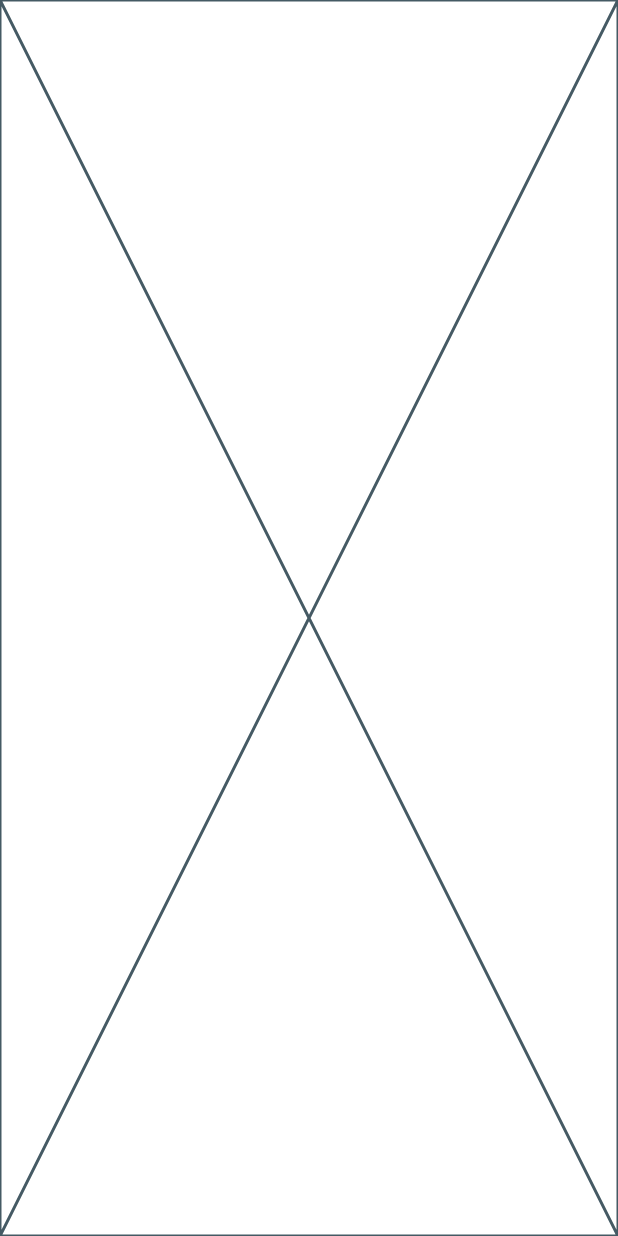
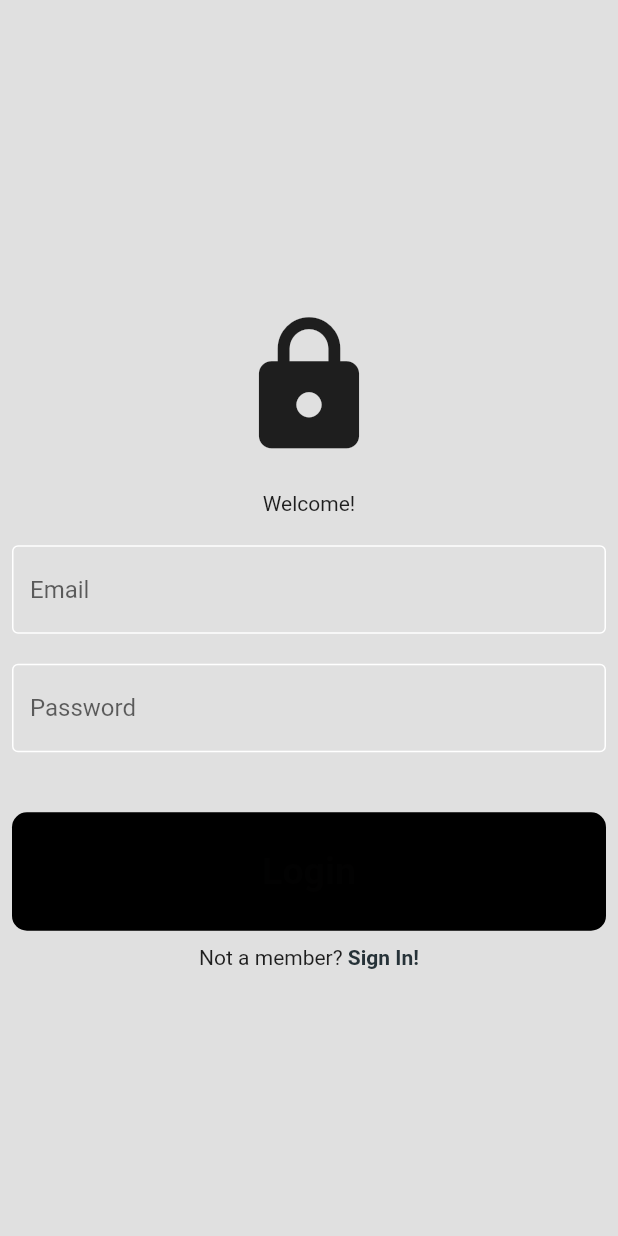
Before and after one commit to aash1r/Chat-App, a Flutter app: the screen it shows after launch, on a phone screen of 412 x 824 dp. Run offline on Flutter 3.47's test engine with Material 2 defaults, Android fonts, the phone set to English and light mode, and no system bars; our stand-ins replace firebase_auth, firebase_core; accounts and stored records are empty.

Commit message:
Login done

```diff
--- /dev/null
+++ b/lib/auth/auth.dart
@@ -0,0 +1,24 @@
+import 'package:fire_app/auth/login_or_register.dart';
+import 'package:firebase_auth/firebase_auth.dart';
+import 'package:flutter/material.dart';
+
+import '../screens/home_screen.dart';
+
+class AuthScreen extends StatelessWidget {
+  const AuthScreen({super.key});
+
+  @override
+  Widget build(BuildContext context) {
+    return Scaffold(
+      body: StreamBuilder(
+          stream: FirebaseAuth.instance.authStateChanges(),
+          builder: (context, snapshot) {
+            if (snapshot.hasData) {
+              return const HomeScreen();
+            } else {
+              return const LoginOrRegister();
+            }
+          }),
+    );
+  }
+}
--- /dev/null
+++ b/lib/auth/login_or_register.dart
@@ -0,0 +1,29 @@
+import 'package:fire_app/screens/login_screen.dart';
+import 'package:fire_app/screens/signin_screen.dart';
+import 'package:flutter/material.dart';
+
+class LoginOrRegister extends StatefulWidget {
+  const LoginOrRegister({super.key});
+
+  @override
+  State<LoginOrRegister> createState() => _LoginOrRegisterState();
+}
+
+class _LoginOrRegisterState extends State<LoginOrRegister> {
+  bool loginPage = true;
+
+  void togglePages() {
+    setState(() {
+      loginPage = !loginPage;
+    });
+  }
+
+  @override
+  Widget build(BuildContext context) {
+    if (loginPage) {
+      return LoginScreen(ontap: togglePages);
+    } else {
+      return SignInScreen(ontap: togglePages);
+    }
+  }
+}
--- /dev/null
+++ b/lib/components/my_button.dart
@@ -0,0 +1,29 @@
+import 'package:flutter/material.dart';
+
+class MyButton extends StatelessWidget {
+  const MyButton({super.key, this.ontap, required this.text});
+  final Function()? ontap;
+  final String? text;
+
+  @override
+  Widget build(BuildContext context) {
+    return GestureDetector(
+      onTap: ontap,
+      child: Container(
+        padding: const EdgeInsets.all(25),
+        decoration: BoxDecoration(
+            color: Colors.black, borderRadius: BorderRadius.circular(10)),
+        width: double.infinity,
+        child: Center(
+          child: Text(
+            text ?? "",
+            style: const TextStyle(
+                color: Color.fromARGB(153, 4, 3, 3),
+                fontWeight: FontWeight.bold,
+                fontSize: 25),
+          ),
+        ),
+      ),
+    );
+  }
+}
--- /dev/null
+++ b/lib/components/my_textfield.dart
@@ -0,0 +1,30 @@
+import 'package:flutter/material.dart';
+
+class MyTextfield extends StatelessWidget {
+  const MyTextfield(
+      {super.key,
+      required this.hintText,
+      this.obsecureText = false,
+      required this.controller});
+  final String hintText;
+  final TextEditingController controller;
+  final bool obsecureText;
+
+  @override
+  Widget build(BuildContext context) {
+    return TextField(
+      cursorColor: Colors.white,
+      obscureText: obsecureText,
+      controller: controller,
+      decoration: InputDecoration(
+        enabledBorder: const OutlineInputBorder(
+          borderSide: BorderSide(color: Colors.white),
+        ),
+        focusedBorder: const OutlineInputBorder(
+          borderSide: BorderSide(color: Colors.white),
+        ),
+        hintText: hintText,
+      ),
+    );
+  }
+}
--- a/lib/main.dart
+++ b/lib/main.dart
@@ -1,10 +1,12 @@
+import 'package:fire_app/auth/auth.dart';
+import 'package:fire_app/auth/login_or_register.dart';
 import 'package:flutter/material.dart';
 import 'package:firebase_core/firebase_core.dart';
 import 'firebase_options.dart';
-import 'screens/home_screen.dart';
 
 void main() async {
 // ...
+  WidgetsFlutterBinding.ensureInitialized();
   await Firebase.initializeApp(
     options: DefaultFirebaseOptions.currentPlatform,
   );
@@ -16,6 +18,6 @@ class MyApp extends StatelessWidget {
   @override
   Widget build(BuildContext context) {
     return const MaterialApp(
-        debugShowCheckedModeBanner: false, home: HomeScreen());
+        debugShowCheckedModeBanner: false, home: AuthScreen());
   }
 }
--- a/lib/screens/home_screen.dart
+++ b/lib/screens/home_screen.dart
@@ -5,6 +5,10 @@ class HomeScreen extends StatelessWidget {
 
   @override
   Widget build(BuildContext context) {
-    return const Placeholder();
+    return Scaffold(
+      appBar: AppBar(
+        title: const Text("Home Screen"),
+      ),
+    );
   }
 }
--- /dev/null
+++ b/lib/screens/login_screen.dart
@@ -0,0 +1,98 @@
+import 'dart:developer';
+
+import 'package:fire_app/components/my_button.dart';
+import 'package:fire_app/components/my_textfield.dart';
+import 'package:firebase_auth/firebase_auth.dart';
+import 'package:flutter/material.dart';
+
+class LoginScreen extends StatefulWidget {
+  const LoginScreen({super.key, this.ontap});
+  final Function()? ontap;
+
+  @override
+  State<LoginScreen> createState() => _LoginScreenState();
+}
+
+class _LoginScreenState extends State<LoginScreen> {
+  final emailcontroller = TextEditingController();
+  final passcontroller = TextEditingController();
+
+  void signIn() async {
+    String email = emailcontroller.text.trim();
+    String password = passcontroller.text.trim();
+
+    await FirebaseAuth.instance
+        .signInWithEmailAndPassword(email: email, password: password);
+  }
+
+  @override
+  Widget build(BuildContext context) {
+    return Scaffold(
+      backgroundColor: Colors.grey.shade300,
+      body: SafeArea(
+          child: Center(
+        child: Padding(
+          padding: const EdgeInsets.all(8.0),
+          child: SingleChildScrollView(
+            child: Column(
+              mainAxisAlignment: MainAxisAlignment.center,
+              crossAxisAlignment: CrossAxisAlignment.center,
+              children: [
+                const SizedBox(
+                  height: 30,
+                ),
+                const Icon(
+                  Icons.lock,
+                  size: 100,
+                ),
+                const SizedBox(
+                  height: 20,
+                ),
+                const Text("Welcome!"),
+                const SizedBox(
+                  height: 20,
+                ),
+                MyTextfield(
+                    hintText: "Email",
+                    obsecureText: false,
+                    controller: emailcontroller),
+                const SizedBox(
+                  height: 20,
+                ),
+                MyTextfield(
+                    hintText: "Password",
+                    obsecureText: true,
+                    controller: passcontroller),
+                const SizedBox(
+                  height: 40,
+                ),
+                  MyButton(
+                  text: "Login",
+                  ontap: signIn,
+                ),
+                const SizedBox(
+                  height: 10,
+                ),
+                Row(
+                  mainAxisAlignment: MainAxisAlignment.center,
+                  children: [
+                    const Text("Not a member?"),
+                    GestureDetector(
+                      onTap: widget.ontap,
+                      child: Text(
+                        " Sign In!",
+                        style: TextStyle(
+                            fontWeight: FontWeight.bold,
+                            color: Colors.blueGrey.shade900),
+                      ),
+                    )
+                  ],
+                )
+              ],
+            ),
+          ),
+        ),
+      )),
+    );
+  }
+}
--- a/pubspec.yaml
+++ b/pubspec.yaml
@@ -36,6 +36,7 @@ dependencies:
   # Use with the CupertinoIcons class for iOS style icons.
   cupertino_icons: ^1.0.2
   firebase_core: ^2.20.0
+  firebase_auth: ^4.12.0
 
 dev_dependencies:
   flutter_test:
```
Also changed, not shown: lib/screens/signin_screen.dart (added, +99 -0 lines), pubspec.lock, 3 other files.
